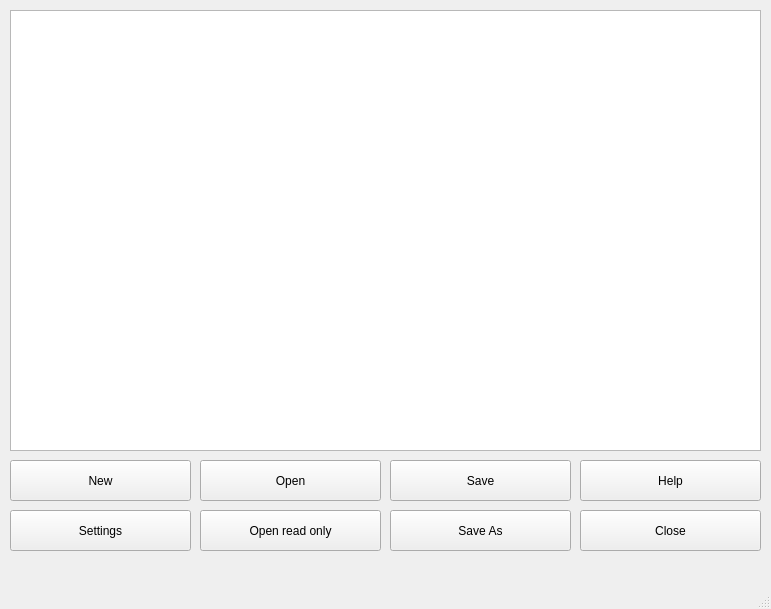
Before: the Qt Designer form mainwindow.ui in and-veys/TextEditor, drawn with Qt 5.
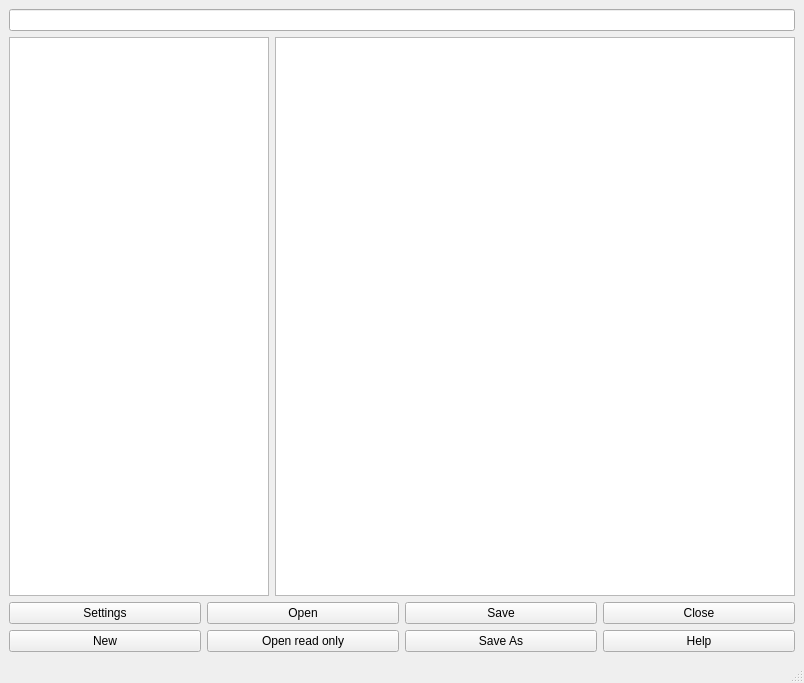
After: the same form once the commit is applied.

Diff of the .ui file:
```diff
--- a/mainwindow.ui
+++ b/mainwindow.ui
@@ -6,104 +6,64 @@
    <rect>
     <x>0</x>
     <y>0</y>
-    <width>771</width>
-    <height>609</height>
+    <width>804</width>
+    <height>683</height>
    </rect>
   </property>
   <property name="windowTitle">
    <string>Text Editor</string>
   </property>
   <widget class="QWidget" name="centralwidget">
+   <layout class="QVBoxLayout" name="verticalLayout">
+    <item>
+     <widget class="QLineEdit" name="lineDir"/>
+    </item>
+    <item>
+     <layout class="QHBoxLayout" name="horizontalLayout" stretch="1,2">
+      <item>
+       <widget class="QTreeView" name="treeView">
+        <property name="sizePolicy">
+         <sizepolicy hsizetype="Expanding" vsizetype="Expanding">
+          <horstretch>0</horstretch>
+          <verstretch>0</verstretch>
+         </sizepolicy>
+        </property>
+       </widget>
+      </item>
+      <item>
    <widget class="QTextEdit" name="textEdit">
     <property name="enabled">
      <bool>true</bool>
     </property>
-    <property name="geometry">
-     <rect>
-      <x>10</x>
-      <y>10</y>
-      <width>751</width>
-      <height>441</height>
-     </rect>
-    </property>
-   </widget>
+       </widget>
+      </item>
+     </layout>
+    </item>
+    <item>
+     <layout class="QGridLayout" name="gridLayout">
+      <item row="1" column="1">
+       <widget class="QPushButton" name="buttonOpenRO">
+        <property name="text">
+         <string>Open read only</string>
+        </property>
+       </widget>
+      </item>
+      <item row="0" column="1">
    <widget class="QPushButton" name="buttonOpen">
-    <property name="geometry">
-     <rect>
-      <x>200</x>
-      <y>460</y>
-      <width>181</width>
-      <height>41</height>
-     </rect>
-    </property>
     <property name="text">
      <string>Open</string>
     </property>
    </widget>
+      </item>
+      <item row="0" column="2">
    <widget class="QPushButton" name="buttonSave">
-    <property name="geometry">
-     <rect>
-      <x>390</x>
-      <y>460</y>
-      <width>181</width>
-      <height>41</height>
-     </rect>
-    </property>
     <property name="text">
      <string>Save</string>
     </property>
    </widget>
-   <widget class="QPushButton" name="buttonHelp">
-    <property name="geometry">
-     <rect>
-      <x>580</x>
-      <y>460</y>
-      <width>181</width>
-      <height>41</height>
-     </rect>
-    </property>
-    <property name="focusPolicy">
-     <enum>Qt::TabFocus</enum>
-    </property>
-    <property name="text">
-     <string>Help</string>
-    </property>
-   </widget>
-   <widget class="QPushButton" name="buttonSaveAs">
-    <property name="geometry">
-     <rect>
-      <x>390</x>
-      <y>510</y>
-      <width>181</width>
-      <height>41</height>
-     </rect>
-    </property>
-    <property name="text">
-     <string>Save As</string>
-    </property>
-   </widget>
-   <widget class="QPushButton" name="buttonOpenRO">
-    <property name="geometry">
-     <rect>
-      <x>200</x>
-      <y>510</y>
-      <width>181</width>
-      <height>41</height>
-     </rect>
-    </property>
-    <property name="text">
-     <string>Open read only</string>
-    </property>
-   </widget>
+      </item>
+      <item row="1" column="0">
    <widget class="QPushButton" name="buttonNew">
-    <property name="geometry">
-     <rect>
-      <x>10</x>
-      <y>460</y>
-      <width>181</width>
-      <height>41</height>
-     </rect>
-    </property>
     <property name="focusPolicy">
      <enum>Qt::TabFocus</enum>
     </property>
@@ -111,31 +71,16 @@
      <string>New</string>
     </property>
    </widget>
-   <widget class="QPushButton" name="buttonSettings">
-    <property name="geometry">
-     <rect>
-      <x>10</x>
-      <y>510</y>
-      <width>181</width>
-      <height>41</height>
-     </rect>
-    </property>
-    <property name="focusPolicy">
-     <enum>Qt::TabFocus</enum>
-    </property>
+      </item>
+      <item row="1" column="2">
+       <widget class="QPushButton" name="buttonSaveAs">
     <property name="text">
-     <string>Settings</string>
-    </property>
-   </widget>
+         <string>Save As</string>
+        </property>
+       </widget>
+      </item>
+      <item row="0" column="3">
    <widget class="QPushButton" name="buttonClose">
-    <property name="geometry">
-     <rect>
-      <x>580</x>
-      <y>510</y>
-      <width>181</width>
-      <height>41</height>
-     </rect>
-    </property>
     <property name="focusPolicy">
      <enum>Qt::TabFocus</enum>
     </property>
@@ -143,6 +88,30 @@
      <string>Close</string>
     </property>
    </widget>
+      </item>
+      <item row="1" column="3">
+       <widget class="QPushButton" name="buttonHelp">
+        <property name="focusPolicy">
+         <enum>Qt::TabFocus</enum>
+        </property>
+        <property name="text">
+         <string>Help</string>
+        </property>
+       </widget>
+      </item>
+      <item row="0" column="0">
+       <widget class="QPushButton" name="buttonSettings">
+        <property name="focusPolicy">
+         <enum>Qt::TabFocus</enum>
+        </property>
+        <property name="text">
+         <string>Settings</string>
+        </property>
+       </widget>
+      </item>
+     </layout>
+    </item>
+   </layout>
   </widget>
   <widget class="QMenuBar" name="menubar">
    <property name="geometry">
```
Left out of the diff: 2 changed lines with no effect on the pictures. Lines whose indentation alone changed are shown as unchanged.
